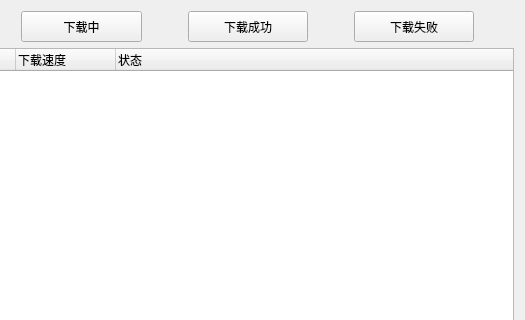
pinsoftstudio/SecondDownloader, file src/SecondDownloader/ui/frmdownloadcontent.ui: the form before one commit; both pictures show x 196 to 721 and y 0 to 320 of the 721 by 481 pixel window.
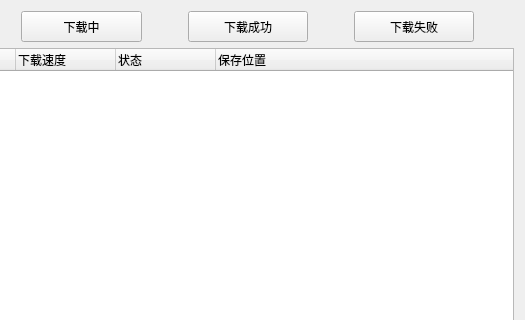
The form after the commit.

```diff
--- a/src/SecondDownloader/ui/frmdownloadcontent.ui
+++ b/src/SecondDownloader/ui/frmdownloadcontent.ui
@@ -302,6 +302,11 @@
        <string>状态</string>
       </property>
      </column>
+     <column>
+      <property name="text">
+       <string>保存位置</string>
+      </property>
+     </column>
     </widget>
    </item>
    <item>
```
